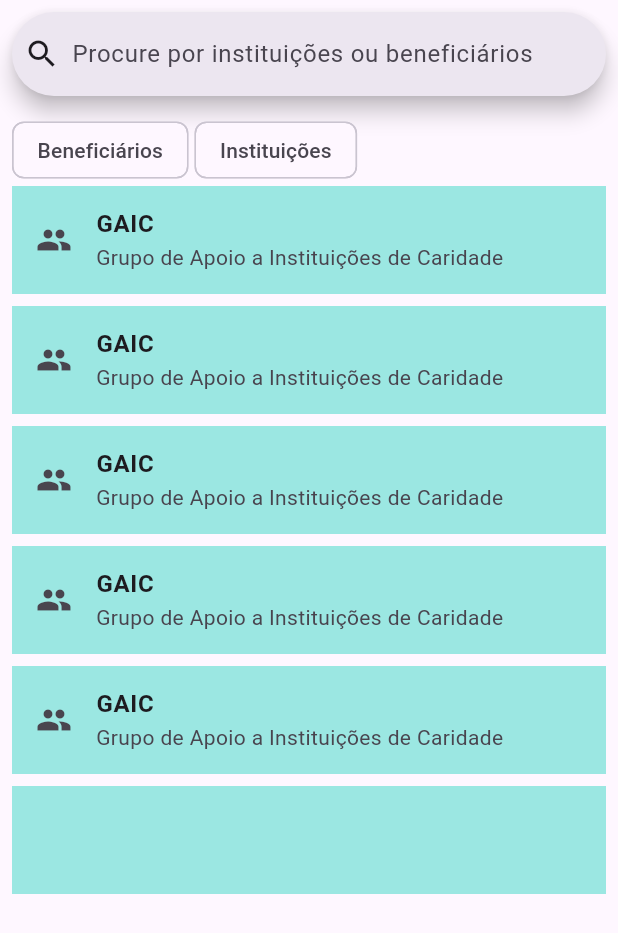
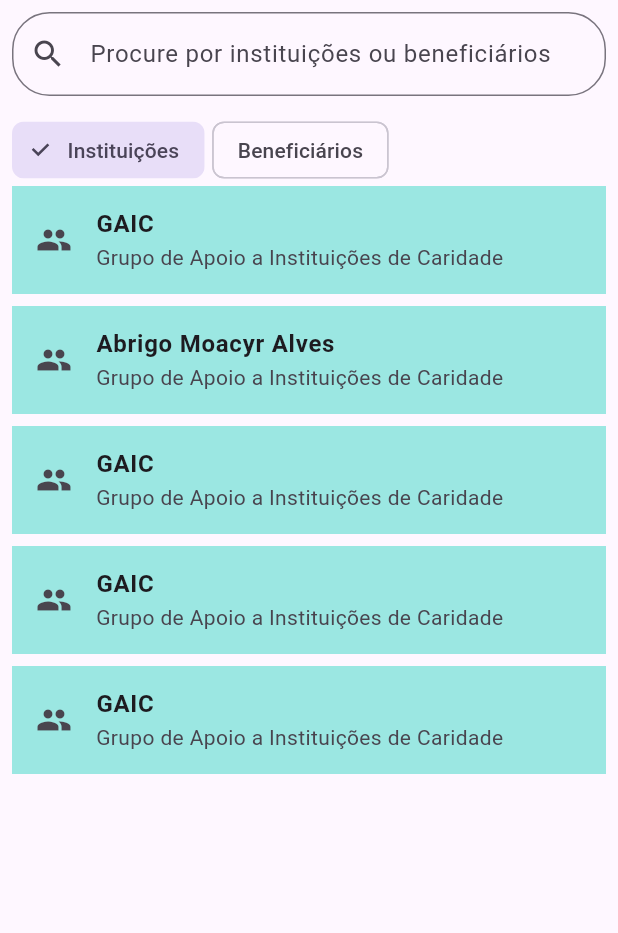
Before and after one commit to bmsk17/spd-doacao, a Flutter app: the InstitutionsPage widget shown alone on an empty page, opened directly, on a phone screen of 412 x 824 dp. Shown: the top 933 px of the screen. Run offline on Flutter 3.47's test engine with Material 3 defaults, Android fonts, the phone set to English and light mode, and no system bars; our stand-ins replace cloud_firestore, file_picker, firebase_auth, firebase_core, firebase_storage, geolocator and 1 more; accounts and stored records are empty; network calls fail.

Commit message:
Ajustes de UI show

```diff
--- a/lib/Pages/menus/institutions_page.dart
+++ b/lib/Pages/menus/institutions_page.dart
@@ -1,7 +1,63 @@
 import 'package:flutter/material.dart';
 
-class InstitutionsPage extends StatelessWidget {
+class InstitutionsPage extends StatefulWidget {
   const InstitutionsPage({super.key});
+
+  @override
+  State<InstitutionsPage> createState() => _InstitutionsPageState();
+}
+
+class _InstitutionsPageState extends State<InstitutionsPage> {
+  int? value = 0;
+
+  List items = [];
+  List allItems = [
+    {
+      'nome': 'GAIC',
+      'descricao': 'Grupo de Apoio a Instituições de Caridade',
+      'imageUrl': ''
+    },
+    {
+      'nome': 'Abrigo Moacyr Alves',
+      'descricao': 'Grupo de Apoio a Instituições de Caridade',
+      'imageUrl': ''
+    },
+    {
+      'nome': 'GAIC',
+      'descricao': 'Grupo de Apoio a Instituições de Caridade',
+      'imageUrl': ''
+    },
+    {
+      'nome': 'GAIC',
+      'descricao': 'Grupo de Apoio a Instituições de Caridade',
+      'imageUrl': ''
+    },
+    {
+      'nome': 'GAIC',
+      'descricao': 'Grupo de Apoio a Instituições de Caridade',
+      'imageUrl': ''
+    },
+  ];
+
+  void filterSearchResults(String query) {
+    setState(() {
+      if (query.isEmpty) {
+        items = allItems;
+        return;
+      }
+
+      items = allItems
+          .where((item) =>
+              item['nome'].toLowerCase().contains(query.toLowerCase()))
+          .toList();
+    });
+  }
+
+  @override
+  void initState() {
+    items = allItems;
+    super.initState();
+  }
 
   @override
   Widget build(BuildContext context) {
@@ -13,40 +69,56 @@ class InstitutionsPage extends StatelessWidget {
         mainAxisAlignment: MainAxisAlignment.start,
         crossAxisAlignment: CrossAxisAlignment.start,
         children: <Widget>[
-          SearchBar(
+          TextField(
+            decoration: const InputDecoration(
+                prefixIcon: Icon(Icons.search),
+                hintText: 'Procure por instituições ou beneficiários',
+                border: OutlineInputBorder(
+                  borderRadius: BorderRadius.all(Radius.circular(25.0)),
+                )),
             controller: searchController,
-            leading: const Icon(Icons.search),
-            hintText: 'Procure por instituições ou beneficiários',
+            onChanged: (value) {
+              filterSearchResults(searchController.text);
+            },
           ),
           const SizedBox(height: 12),
-          const Row(
-            mainAxisSize: MainAxisSize.max,
-            children: [
-              Chip(
-                label: Text('Beneficiários'),
+          Wrap(spacing: 5.0, children: [
+            ChoiceChip(
+              label: const Text('Instituições'),
+              selected: value == 0,
+              onSelected: (bool selected) {
+                setState(() {
+                  value = 0;
+                });
+              },
             ),
-              SizedBox(width: 4),
-              Chip(
-                label: Text('Instituições'),
-              ),
-            ],
-          ),
-          SizedBox(
-            height: 400,
-            child: ListView.builder(
-                itemCount: 6,
+            ChoiceChip(
+              label: const Text('Beneficiários'),
+              selected: value == 1,
+              onSelected: (bool selected) {
+                setState(() {
+                  value = 1;
+                });
+              },
+            )
+          ]),
+          Expanded(
+            child: items.isEmpty
+                ? const Center(child: Text('Sem resultados'))
+                : ListView.builder(
+                    shrinkWrap: true,
+                    itemCount: items.length,
                     itemBuilder: (context, index) => Column(
                           children: [
                             ListTile(
                               tileColor: Theme.of(context).primaryColor,
                               leading: const Icon(Icons.group),
-                          title: const Text(
-                            'GAIC',
-                            style: TextStyle(
+                              title: Text(
+                                items[index]['nome'],
+                                style: const TextStyle(
                                     fontSize: 16, fontWeight: FontWeight.bold),
                               ),
-                          subtitle: const Text(
-                              'Grupo de Apoio a Instituições de Caridade'),
+                              subtitle: Text(items[index]['descricao']),
                             ),
                             const SizedBox(
                               height: 8,
--- a/lib/main.dart
+++ b/lib/main.dart
@@ -1,5 +1,4 @@
 import 'package:flutter/material.dart';
-import 'package:flutter_maps/Pages/doacao/doacoes_page.dart';
 import 'package:flutter_maps/Pages/menus/home.dart';
 import 'package:firebase_core/firebase_core.dart';
 import 'package:flutter_maps/servicos/autenticacao_servico.dart';
```
Also changed, not shown: lib/Pages/menus/home.dart (+16 -3 lines), lib/Pages/menus/home_page.dart (+6 -6 lines), lib/Pages/menus/profile_page.dart (+16 -20 lines), lib/shared/profile_button.dart (added, +31 -0 lines). Lines whose indentation alone changed are shown as unchanged.
